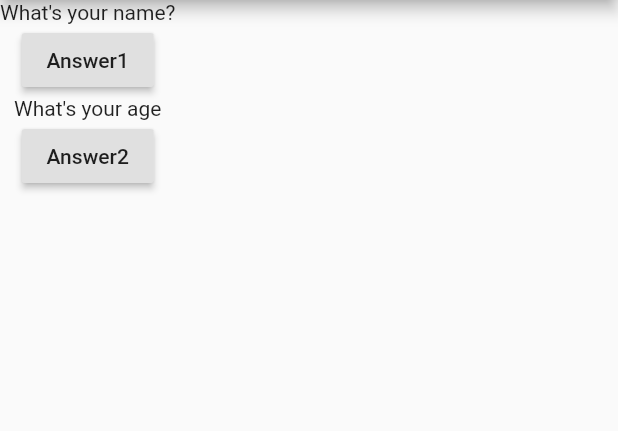
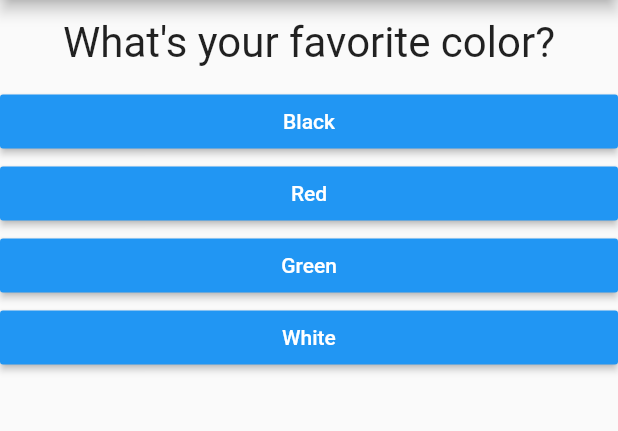
Before and after one commit to matbot/Flutter-Test-App, a Flutter app: the screen it shows after launch, on a phone screen of 412 x 824 dp, the part 84-515 px from its top. Run offline on Flutter 3.47's test engine with Material 2 defaults, Android fonts, the phone set to English and light mode, and no system bars.

Commit message:
decomposed main.dart into custom widgets

```diff
--- /dev/null
+++ b/lib/answer.dart
@@ -0,0 +1,21 @@
+import 'package:flutter/material.dart';
+
+class Answer extends StatelessWidget {
+  final Function answerHandler;
+  final String answerText;
+
+  Answer(this.answerHandler, this.answerText);
+
+  @override
+  Widget build(BuildContext context) {
+    return Container(
+      width: double.infinity,
+      child: RaisedButton(
+        color: Colors.blue,
+        textColor: Colors.white,
+        child: Text(answerText),
+        onPressed: answerHandler,
+        ),
+    );
+  }
+}
--- /dev/null
+++ b/lib/emptyStatelessWidget.dart
@@ -0,0 +1,18 @@
+//PACKAGES
+import 'package:flutter/material.dart';
+
+//LIBRARIES
+
+//CLASS DEFINITION
+class X extends StatelessWidget {
+  //PROPERTIES
+
+  //METHODS
+  //CONSTRUCTOR
+
+  @override
+  Widget build(BuildContext context) {
+    // TODO: implement build
+    return null;
+  }
+}
--- a/lib/main.dart
+++ b/lib/main.dart
@@ -1,7 +1,9 @@
 //PACKAGES
 import 'package:flutter/material.dart';
 //LIBRARIES
-import './question.dart';   //question widget.
+import './quiz.dart'; //import custom question widget.
+import './results.dart';
+
 
 void main() => runApp(MyApp());
 
@@ -15,42 +17,44 @@ class MyApp extends StatefulWidget {
 class _MyAppState extends State<MyApp> {
   //PROPERTIES
   var _questionIndex = 0;
+  final _questions = const [
+    //create Map()s of associated questions and their possible answers.
+    {
+      'questionText': "What's your favorite color?",
+      'answersText': ["Black", "Red", "Green", "White"]
+    },
+    {
+      'questionText': "What's your favorite animal?",
+      'answersText': ["Bear", "Rhino", "Goose", "Whale"]
+    },
+    {
+      'questionText': "What's your favorite food?",
+      'answersText': ["Baklava", "Rice", "Gyro", "Worms"]
+    },
+  ];
 
   //METHODS
   void _answerQuestion() {
-    setState(() {
+    if (_questionIndex < _questions.length) {
+      setState(() {
         _questionIndex++;
-    });
-    print(_questionIndex);
+      });
+    }
   }
 
   //WIDGET TREE
   @override
   Widget build(BuildContext context) {
-    var questions = [
-      "What's your name?",
-      "What's your age",
-    ];
     // Note the trailing commas that add some nice autoformatting capability.
     return MaterialApp(
       home: Scaffold(
         appBar: AppBar(
-          title: Text('Flutter Testing App'),
+          title: Text("Flutter Testing App"),
         ),
-        body: Column(
-          children: [
-            Question(questions[_questionIndex]),
-            RaisedButton(
-              child: Text('Answer1'),
-              onPressed: _answerQuestion,
-            ),
-            Question(questions[1]),
-            RaisedButton(
-              child: Text('Answer2'),
-              onPressed: () => print("Answer 2 chosen!"),
-            ),
-          ],
-        ),
+        body: _questionIndex < _questions.length
+            ? Quiz(_answerQuestion, _questions, _questionIndex)
+            : Results()
+        ,
       ),
     );
   }
--- a/lib/question.dart
+++ b/lib/question.dart
@@ -1,12 +1,20 @@
 import 'package:flutter/material.dart';
 
 class Question extends StatelessWidget {
-  String questionText;
+  final String questionText;  //make the argument passed to the constructor const.
 
   Question(this.questionText);
 
   @override
   Widget build(BuildContext context) {
-    return Text(questionText);
+    return Container(
+      width: double.infinity,
+      margin: EdgeInsets.all(12),
+      child: Text(
+        questionText,
+        style: TextStyle(fontSize: 28),
+        textAlign: TextAlign.center,
+      ),
+    );
   }
 }
--- /dev/null
+++ b/lib/quiz.dart
@@ -0,0 +1,33 @@
+//PACKAGES
+import 'package:flutter/material.dart';
+
+//LIBRARIES
+import './question.dart';
+import './answer.dart';
+
+//CLASS DEFINITION
+class Quiz extends StatelessWidget {
+  //PROPERTIES
+  final Function answerQuestion;
+  final List<Map<String, Object>> questions;
+  final int questionIndex;
+
+  //METHODS
+  //CONSTRUCTOR
+  Quiz(this.answerQuestion, this.questions, this.questionIndex);
+
+  @override
+  Widget build(BuildContext context) {
+    return Column(
+      children: [
+        Question(questions[questionIndex]['questionText']),
+        // ignore: sdk_version_ui_as_code
+        ...(questions[questionIndex]['answersText'] as List<String>)
+            .map((answersText) {
+          //... is the spread operator to turn the list into individual widgets.
+          return Answer(answerQuestion, answersText);
+        }).toList(),
+      ],
+    );
+  }
+}
--- /dev/null
+++ b/lib/results.dart
@@ -0,0 +1,19 @@
+//PACKAGES
+import 'package:flutter/material.dart';
+
+//LIBRARIES
+
+//CLASS DEFINITION
+class Results extends StatelessWidget {
+  //PROPERTIES
+
+  //METHODS
+  //CONSTRUCTOR
+
+  @override
+  Widget build(BuildContext context) {
+    return Center(
+      child: Text("All done!"),
+    );
+  }
+}
--- a/pubspec.yaml
+++ b/pubspec.yaml
@@ -14,7 +14,7 @@ description: A new Flutter application to experiment with features.
 version: 1.0.0+1
 
 environment:
-  sdk: ">=2.1.0 <3.0.0"
+  sdk: ">=2.2.2 <3.0.0"
 
 dependencies:
   flutter:
```
